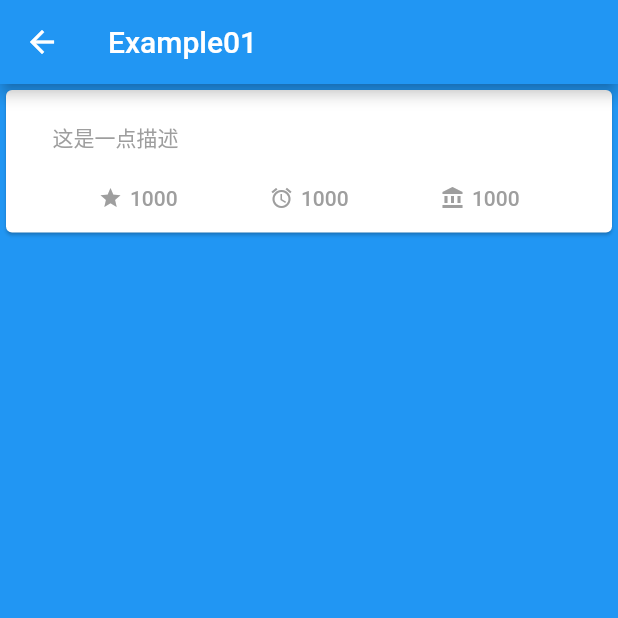
After one commit to JL-Code/flutter-demo, a Flutter app: the screen it shows after launch, after a tap on "Example01", on a phone screen of 412 x 824 dp, the top half of it. The commit adds this screen. Run offline on Flutter 3.47's test engine with Material 2 defaults, Android fonts, the phone set to English and light mode, and no system bars.

Commit message:
添加布局练习

```diff
--- /dev/null
+++ b/lib/examples/example01/Example01.dart
@@ -0,0 +1,68 @@
+import 'package:flutter/material.dart';
+import '../../widgets/Badge.dart';
+
+class Example01 extends StatelessWidget {
+  @override
+  Widget build(BuildContext context) {
+    return Scaffold(
+      /// 标题栏
+      appBar: new AppBar(
+        title: new Text("Example01"),
+      ),
+
+      ///背景样式
+      backgroundColor: Colors.blue,
+
+      /// 主体内容
+      body: new ListView(
+        children: <Widget>[
+          new Card(
+            child: new FlatButton(
+              onPressed: () {
+                print("被点击了");
+              },
+              child: Padding(
+                /// 添加padding
+                padding: EdgeInsets.all(15),
+                child: new Column(
+//                  mainAxisSize: MainAxisSize.min,
+                  children: <Widget>[
+                    ///文本描述
+                    new Container(
+                      child: new Text(
+                        "这是一点描述",
+                        style: TextStyle(
+                          color: Colors.grey,
+                          fontSize: 14.0,
+                        ),
+
+                        ///最长三行，超过 ... 显示
+                        maxLines: 3,
+                        overflow: TextOverflow.ellipsis,
+                      ),
+                      margin: new EdgeInsets.only(top: 6.0, bottom: 2.0),
+
+                      /// 顶部居左
+                      alignment: Alignment.topLeft,
+                    ),
+                    new Padding(padding: EdgeInsets.all(10.0)),
+
+                    ///三个平均分配的横向图标文字
+                    new Row(
+                      crossAxisAlignment: CrossAxisAlignment.start,
+                      children: <Widget>[
+                        new Badge(Icons.star, "1000"),
+                        new Badge(Icons.access_alarms, "1000"),
+                        new Badge(Icons.account_balance, "1000")
+                      ],
+                    )
+                  ],
+                ),
+              ),
+            ),
+          ),
+        ],
+      ),
+    );
+  }
+}
--- a/lib/views/Index.dart
+++ b/lib/views/Index.dart
@@ -1,5 +1,6 @@
 import 'package:flutter/material.dart';
 import '../examples/stateful/TestState.dart';
+import '../examples/example01/Example01.dart';
 
 class Index extends StatelessWidget {
   @override
@@ -18,6 +19,13 @@ class Index extends StatelessWidget {
                   new MaterialPageRoute(
                       builder: (context) => new Test("有状态Widget")));
             },
+          ),
+          new ListTile(
+            title: new Text("Example01"),
+            onTap: () {
+              Navigator.push(context,
+                  new MaterialPageRoute(builder: (context) => new Example01()));
+            },
           )
         ],
       ),
--- /dev/null
+++ b/lib/widgets/Badge.dart
@@ -0,0 +1,50 @@
+import 'package:flutter/material.dart';
+
+/// 徽章widget
+/// IconData icon 图标
+/// String text 说明
+class Badge extends StatelessWidget {
+  final IconData icon;
+  final String text;
+
+  Badge(this.icon, this.text);
+
+  @override
+  Widget build(BuildContext context) {
+    /// 充满 Row 横向的布局
+    return Expanded(
+      flex: 1,
+      /// 居中显示
+      child: Center(
+        ///横向布局
+        child: new Row(
+          ///主轴居中,即是横向居中
+          mainAxisAlignment: MainAxisAlignment.center,
+
+          ///大小按照最大充满
+          mainAxisSize: MainAxisSize.max,
+
+          ///竖向也居中
+          crossAxisAlignment: CrossAxisAlignment.center,
+
+          children: <Widget>[
+            /// 图标
+            new Icon(
+              icon,
+              color: Colors.grey,
+              size: 16,
+            ),
+            /// 图标和文字的间隔
+            new Padding(padding: EdgeInsets.only(left: 5.0)),
+            /// 文字
+            new Text(
+              text,
+              /// 设置字体样式
+              style: new TextStyle(color: Colors.grey, fontSize: 14.0),
+            ),
+          ],
+        ),
+      ),
+    );
+  }
+}
```
Also changed, not shown: lib/generated/i18n.dart (added), res/values/strings_en.arb (added).
